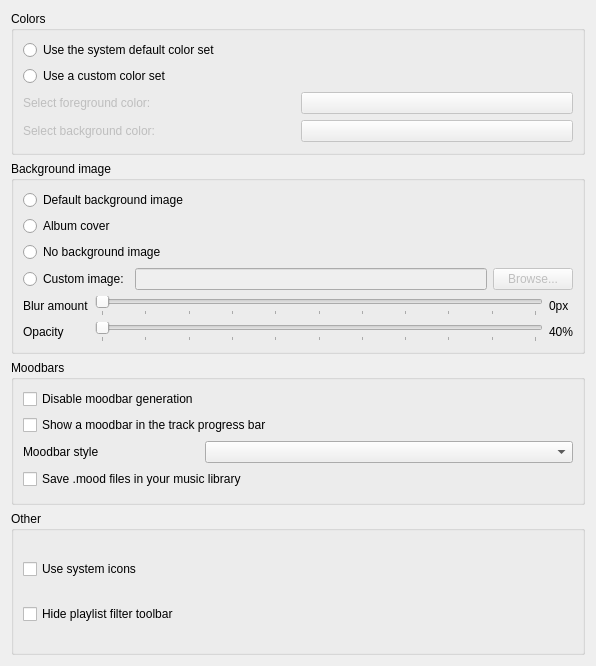
The window that src/ui/appearancesettingspage.ui (clementine-player/Clementine) describes before a commit, drawn with Qt 5.
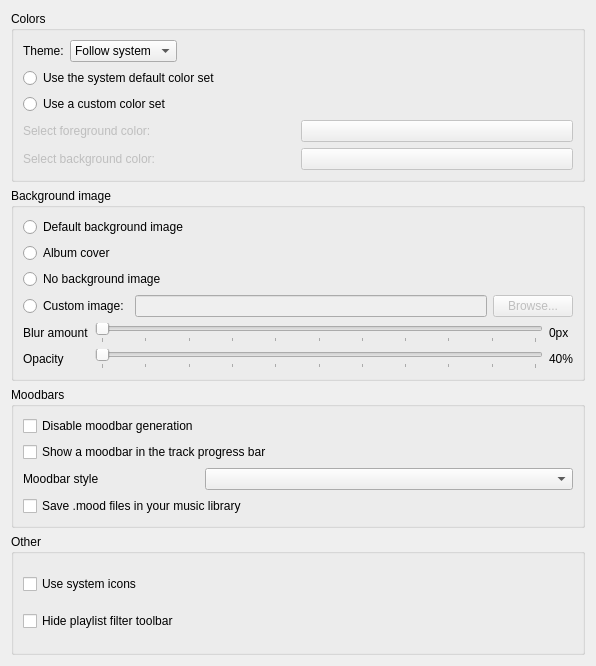
The same window after the commit.

Commit message: Dark mode support

The edit to the form file:
```diff
--- a/src/ui/appearancesettingspage.ui
+++ b/src/ui/appearancesettingspage.ui
@@ -20,6 +20,49 @@
       <string>Colors</string>
      </property>
      <layout class="QVBoxLayout" name="verticalLayout_3">
+      <item>
+       <layout class="QHBoxLayout" name="horizontalLayout_theme">
+        <item>
+         <widget class="QLabel" name="theme_label">
+          <property name="text">
+           <string>Theme:</string>
+          </property>
+         </widget>
+        </item>
+        <item>
+         <widget class="QComboBox" name="theme_mode">
+          <item>
+           <property name="text">
+            <string>Follow system</string>
+           </property>
+          </item>
+          <item>
+           <property name="text">
+            <string>Light</string>
+           </property>
+          </item>
+          <item>
+           <property name="text">
+            <string>Dark</string>
+           </property>
+          </item>
+         </widget>
+        </item>
+        <item>
+         <spacer name="theme_spacer">
+          <property name="orientation">
+           <enum>Qt::Horizontal</enum>
+          </property>
+          <property name="sizeHint" stdset="0">
+           <size>
+            <width>40</width>
+            <height>20</height>
+           </size>
+          </property>
+         </spacer>
+        </item>
+       </layout>
+      </item>
       <item>
        <widget class="QRadioButton" name="use_system_color_set">
         <property name="text">
```
The commit also changes 9 other files.
